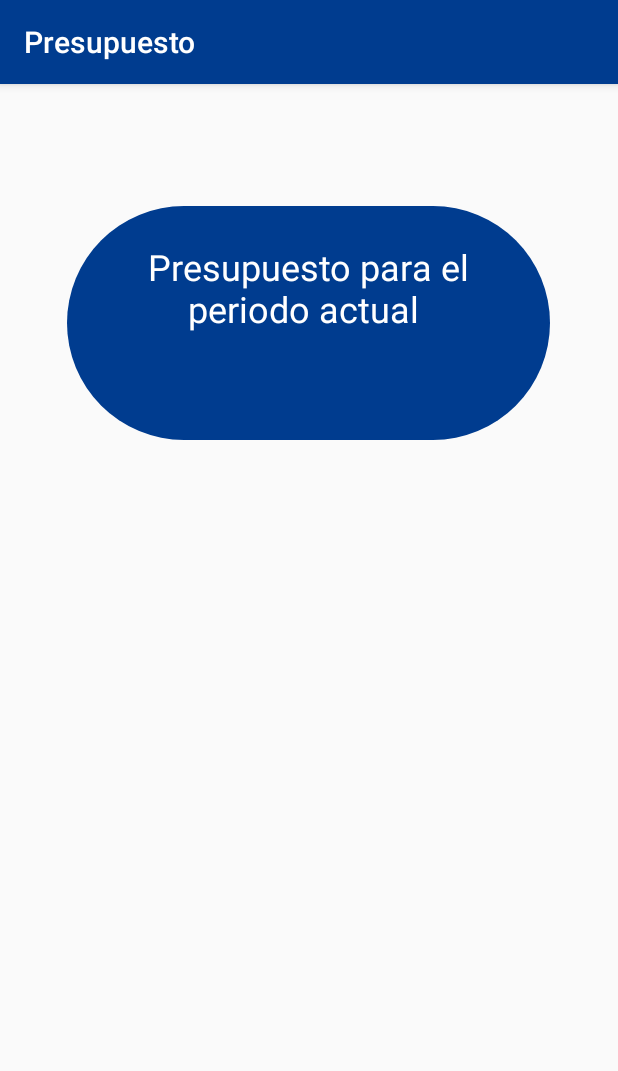
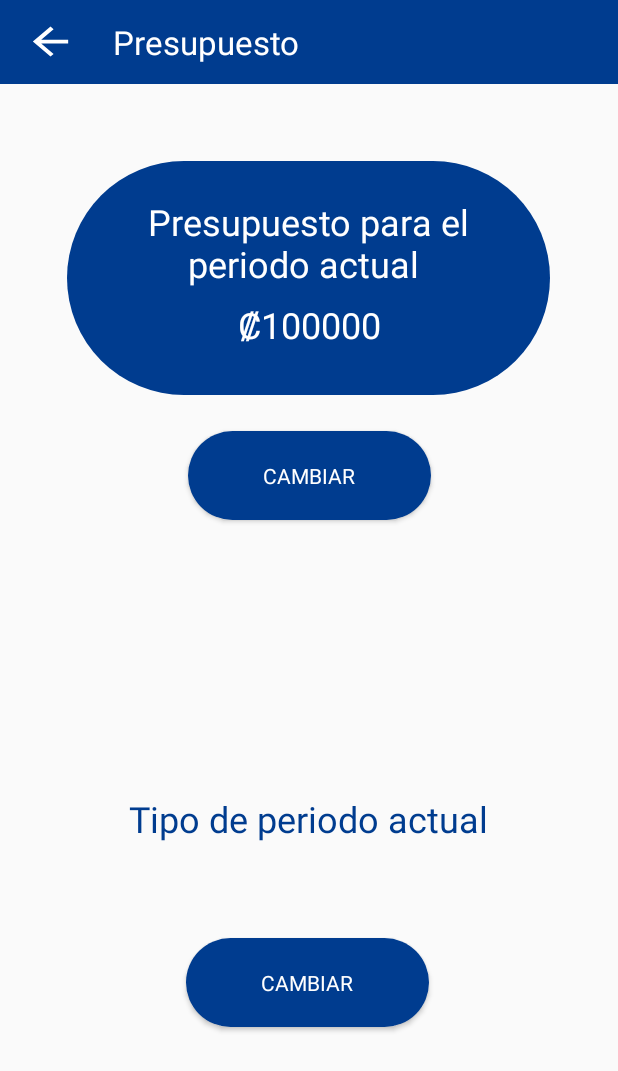
Before and after one commit to Gutima15/SavingHelperProject, an Android app: the screen it shows after launch (Presupuesto), on a phone screen of 412 x 824 dp. Shown: the top 1071 px of the screen. Run offline under Robolectric (Android 15) with nearby library versions, the phone set to English and light mode, and no system bars.

Commit message:
Lista la pantalla de Presupuesto
En drawable hay formas para las figuras de fondo azul y para los botones, en styles se quito el toolbar superior,

```diff
--- a/Saving_Helper/app/src/main/AndroidManifest.xml
+++ b/Saving_Helper/app/src/main/AndroidManifest.xml
@@ -11,7 +11,7 @@
         android:theme="@style/AppTheme">
         <activity android:name=".Presupuesto">
             <intent-filter>
-            <action android:name="android.intent.action.MAIN" />
+            <action android:name="android.intent.action.MAIN" android:theme="@style/Theme.AppCompat.Light.NoActionBar" />
 
             <category android:name="android.intent.category.LAUNCHER" />
         </intent-filter>
--- a/Saving_Helper/app/src/main/res/layout/activity_presupuesto.xml
+++ b/Saving_Helper/app/src/main/res/layout/activity_presupuesto.xml
@@ -8,20 +8,22 @@
 
     <TextView
         android:id="@+id/containerPresupuesto"
-        android:layout_width="322dp"
-        android:layout_height="156dp"
+        android:layout_width="322sp"
+        android:layout_height="156sp"
+        android:layout_marginTop="107sp"
+        android:layout_marginBottom="468sp"
         android:background="@drawable/fondo"
         app:layout_constraintBottom_toBottomOf="parent"
         app:layout_constraintHorizontal_bias="0.494"
         app:layout_constraintLeft_toLeftOf="parent"
         app:layout_constraintRight_toRightOf="parent"
-        app:layout_constraintTop_toTopOf="parent"
-        app:layout_constraintVertical_bias="0.133" />
+        app:layout_constraintTop_toTopOf="@+id/toolbarPresupuesto"
+        app:layout_constraintVertical_bias="0.0" />
 
     <TextView
-        android:id="@+id/textView3"
-        android:layout_width="226dp"
-        android:layout_height="61dp"
+        android:id="@+id/textView"
+        android:layout_width="226sp"
+        android:layout_height="61sp"
         android:clickable="false"
         android:text="Presupuesto para el periodo actual "
         android:textAlignment="center"
@@ -33,4 +35,91 @@
         app:layout_constraintTop_toTopOf="@+id/containerPresupuesto"
         app:layout_constraintVertical_bias="0.252" />
 
+    <TextView
+        android:id="@+id/lblPresupuesto"
+        android:layout_width="256sp"
+        android:layout_height="37sp"
+        android:clickable="false"
+        android:text="₡100000"
+        android:textAlignment="center"
+        android:textColor="@android:color/white"
+        android:textSize="24sp"
+        app:layout_constraintBottom_toBottomOf="@+id/containerPresupuesto"
+        app:layout_constraintEnd_toEndOf="@+id/containerPresupuesto"
+        app:layout_constraintStart_toStartOf="@+id/containerPresupuesto"
+        app:layout_constraintTop_toTopOf="@+id/containerPresupuesto"
+        app:layout_constraintVertical_bias="0.779" />
+
+    <Button
+        android:id="@+id/btnCambiarPresupuesto"
+        android:layout_width="162sp"
+        android:layout_height="59sp"
+        android:layout_marginTop="180sp"
+        android:background="@drawable/fondo"
+        android:fontFamily="sans-serif"
+        android:text="Cambiar"
+        android:textColor="@android:color/white"
+        app:layout_constraintEnd_toEndOf="parent"
+        app:layout_constraintStart_toStartOf="parent"
+        app:layout_constraintTop_toTopOf="@+id/containerPresupuesto"/>
+
+    <Button
+        android:id="@+id/btnCambiarTipoDePeriodo"
+        android:layout_width="162sp"
+        android:layout_height="59sp"
+        android:layout_marginTop="96sp"
+        android:background="@drawable/fondo"
+        android:fontFamily="sans-serif"
+        android:text="Cambiar"
+        android:textColor="@android:color/white"
+        app:layout_constraintBottom_toBottomOf="parent"
+        app:layout_constraintEnd_toEndOf="parent"
+        app:layout_constraintHorizontal_bias="0.497"
+        app:layout_constraintStart_toStartOf="parent"
+        app:layout_constraintTop_toTopOf="@+id/lblPeriodo"
+        app:layout_constraintVertical_bias="0.0" />
+
+    <TextView
+        android:id="@+id/lblPeriodo"
+        android:layout_width="wrap_content"
+        android:layout_height="wrap_content"
+        android:layout_marginTop="248sp"
+        android:layout_marginBottom="244sp"
+        android:text="Tipo de periodo actual"
+        android:textColor="@color/colorPrimary"
+        android:textSize="24sp"
+        app:layout_constraintBottom_toBottomOf="parent"
+        app:layout_constraintEnd_toEndOf="parent"
+        app:layout_constraintHorizontal_bias="0.497"
+        app:layout_constraintStart_toStartOf="parent"
+        app:layout_constraintTop_toBottomOf="@+id/containerPresupuesto" />
+
+    <Toolbar
+        android:id="@+id/toolbarPresupuesto"
+        android:layout_width="match_parent"
+        android:layout_height="wrap_content"
+        android:background="#003C8F"
+        app:layout_constraintTop_toTopOf="parent"
+        tools:layout_editor_absoluteX="0sp">
+
+        <!--agregar on click-->
+        <Button
+            android:id="@+id/btn_presupuesto_back"
+            android:layout_width="35sp"
+            android:layout_height="30sp"
+            android:background="@drawable/abc_vector_test" />
+
+        <TextView
+            android:layout_width="wrap_content"
+            android:layout_height="wrap_content"
+            android:layout_marginStart="40sp"
+            android:text="Presupuesto"
+            android:textColor="@android:color/white"
+            android:textSize="22sp"
+            tools:layout_editor_absoluteX="65sp"
+            tools:layout_editor_absoluteY="13sp" />
+
+    </Toolbar>
+
+
 </androidx.constraintlayout.widget.ConstraintLayout>
--- a/Saving_Helper/app/src/main/res/values/colors.xml
+++ b/Saving_Helper/app/src/main/res/values/colors.xml
@@ -3,4 +3,5 @@
     <color name="colorPrimary">#003C8F</color>
     <color name="colorPrimaryDark">#15BCF9</color>
     <color name="colorAccent">#BB5858</color>
+    <color name="colorHint">#6E6E6E</color>
 </resources>
--- a/Saving_Helper/app/src/main/res/values/styles.xml
+++ b/Saving_Helper/app/src/main/res/values/styles.xml
@@ -1,6 +1,6 @@
 <resources>
     <!-- Base application theme. -->
-    <style name="AppTheme" parent="Theme.AppCompat.Light.DarkActionBar">
+    <style name="AppTheme" parent="Theme.AppCompat.Light.NoActionBar">
         <!-- Customize your theme here. -->
         <item name="colorPrimary">@color/colorPrimary</item>
         <item name="colorPrimaryDark">@color/colorPrimaryDark</item>
```
Also changed, not shown: Saving_Helper/app/src/main/java/com/example/saving_helper/Presupuesto.java (+102 -0 lines), Saving_Helper/app/src/main/res/drawable/fondo_botones_celeste.xml (added, +9 -0 lines), Saving_Helper/app/src/main/res/drawable/fondo_botones_rojo.xml (added, +9 -0 lines), Saving_Helper/app/src/main/res/layout/presupuesto_cambiar_periodo.xml (added, +113 -0 lines), Saving_Helper/app/src/main/res/layout/presupuesto_popup.xml (added, +84 -0 lines).
